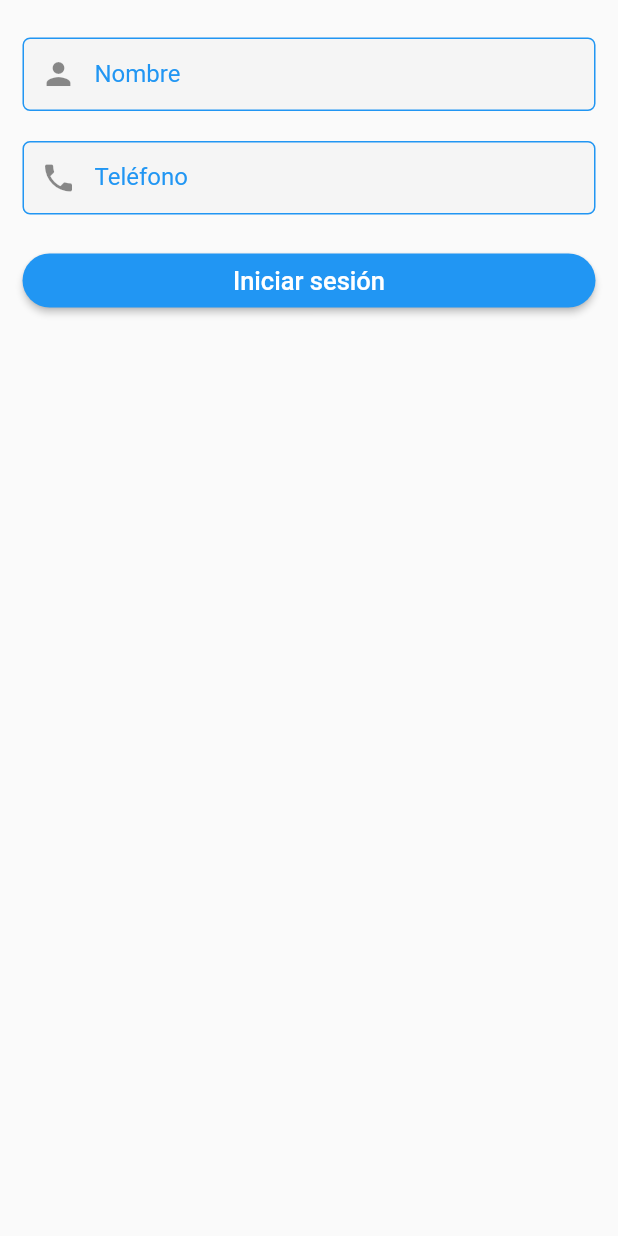
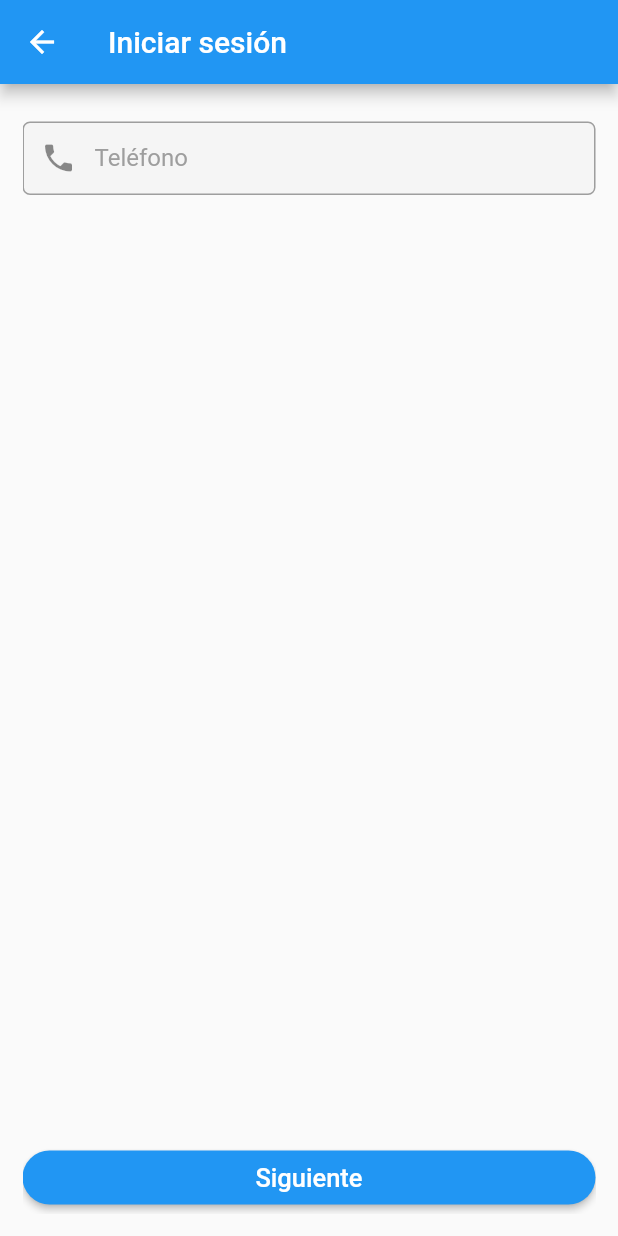
Before and after one commit to ulises214/hackathon-github-app, a Flutter app: the screen it shows after launch, after a tap on "Iniciar sesión", on a phone screen of 412 x 824 dp. Run offline on Flutter 3.47's test engine with Material 2 defaults, Android fonts, the phone set to English and light mode, and no system bars; our stand-ins replace go_router, pin_code_fields.

Commit message:
Login (#1)
* basic ui for login created

* created register form

```diff
--- a/lib/app/app.dart
+++ b/lib/app/app.dart
@@ -1,5 +1,7 @@
 import 'package:flutter/material.dart';
 import 'package:hackathon_github_app/app/core/routes/routes.dart';
+import 'package:hackathon_github_app/app/features/login/design/states/states.dart';
+import 'package:provider/provider.dart';
 
 class Root extends StatelessWidget {
   const Root({super.key});
@@ -15,12 +17,17 @@
 
   @override
   Widget build(BuildContext context) {
-    return MaterialApp.router(
-      title: 'Hackathon Github App',
-      theme: ThemeData(
-        primarySwatch: Colors.blue,
+    return MultiProvider(
+      providers: [
+        ChangeNotifierProvider(create: (context) => AuthProvider()),
+      ],
+      child: MaterialApp.router(
+        title: 'Hackathon Github App',
+        theme: ThemeData(
+          primarySwatch: Colors.blue,
+        ),
+        routerConfig: route,
       ),
-      routerConfig: route,
     );
   }
 }
--- a/lib/app/core/core_design/core_widgets/input.dart
+++ b/lib/app/core/core_design/core_widgets/input.dart
@@ -1,6 +1,6 @@
 part of 'core_widgets.dart';
 
-class Input extends StatelessWidget {
+class Input extends StatefulWidget {
   const Input({
     super.key,
     this.maxLines = 1,
@@ -24,24 +24,30 @@
   final bool? obscureText;
   final TextInputType? keyboardType;
   final String? Function(String?)? onChanged;
+
+  @override
+  State<Input> createState() => _InputState();
+}
+
+class _InputState extends State<Input> {
   @override
   Widget build(BuildContext context) {
     return TextFormField(
-      keyboardType: keyboardType,
-      controller: controller,
+      keyboardType: widget.keyboardType,
+      controller: widget.controller,
       decoration: InputDecoration(
-        hintText: hintText,
+        hintText: widget.hintText,
         fillColor: Colors.grey[100],
         filled: true,
-        labelText: label,
-        labelStyle: const TextStyle(color: Colors.blue),
+        labelText: widget.label,
+        labelStyle: const TextStyle(color: Colors.grey),
         contentPadding: const EdgeInsets.all(15),
         errorBorder: OutlineInputBorder(
           borderSide: const BorderSide(color: Colors.red),
           borderRadius: BorderRadius.circular(5),
         ),
         enabledBorder: OutlineInputBorder(
-          borderSide: const BorderSide(color: Colors.blue),
+          borderSide: const BorderSide(color: Colors.grey),
           borderRadius: BorderRadius.circular(5),
         ),
         focusedBorder: OutlineInputBorder(
@@ -52,15 +58,15 @@
           borderSide: const BorderSide(color: Colors.red),
           borderRadius: BorderRadius.circular(5),
         ),
-        suffixIcon: suffixIcon,
-        prefixIcon: prefixIcon == null
+        suffixIcon: widget.suffixIcon,
+        prefixIcon: widget.prefixIcon == null
             ? null
-            : Align(widthFactor: 1, heightFactor: 1, child: prefixIcon),
+            : Align(widthFactor: 1, heightFactor: 1, child: widget.prefixIcon),
       ),
-      validator: (String? value) => validator!(value),
-      maxLines: maxLines,
-      obscureText: obscureText!,
-      onChanged: onChanged,
+      validator: (String? value) => widget.validator!(value),
+      maxLines: widget.maxLines,
+      obscureText: widget.obscureText!,
+      onChanged: widget.onChanged,
     );
   }
 }
--- a/lib/app/core/routes/routes.dart
+++ b/lib/app/core/routes/routes.dart
@@ -11,8 +11,10 @@
       builder: (BuildContext context, state) => const InitialPage(),
     ),
     GoRoute(
-      path: '/login',
-      builder: (BuildContext context, state) => LoginPage(),
+      path: '/login/:isRegister',
+      builder: (BuildContext context, state) {
+        return LoginPage(isRegister: state.params['isRegister']! == 'true');
+      },
     ),
     GoRoute(
       path: '/home',
--- a/lib/app/features/initial/design/pages/initial_page.dart
+++ b/lib/app/features/initial/design/pages/initial_page.dart
@@ -11,7 +11,9 @@
   @override
   Widget build(BuildContext context) {
     log('InitialPage.build()');
-    return Scaffold(
+    return WillPopScope(
+      onWillPop: () async => false,
+      child: Scaffold(
         backgroundColor: Colors.white,
         body: SafeArea(
           child: Column(
@@ -19,9 +21,10 @@
             mainAxisAlignment: MainAxisAlignment.center,
             children: [
               Padding(
-              padding: const EdgeInsets.symmetric(horizontal: 20, vertical: 5),
+                padding:
+                    const EdgeInsets.symmetric(horizontal: 20, vertical: 5),
                 child: PrimaryButton(
-                onPressed: (context) => context.push('/login'),
+                  onPressed: (context) => context.push('/login/false'),
                   text: 'Iniciar sesión',
                 ),
               ),
@@ -39,7 +42,8 @@
                             color: Colors.blue,
                             decoration: TextDecoration.underline,
                           ),
-                        recognizer: TapGestureRecognizer()..onTap = () {},
+                          recognizer: TapGestureRecognizer()
+                            ..onTap = () => context.push('/login/true'),
                         ),
                       ],
                     ),
@@ -49,6 +53,7 @@
             ],
           ),
         ),
+      ),
     );
   }
 }
--- a/lib/app/features/login/design/pages/login.dart
+++ b/lib/app/features/login/design/pages/login.dart
@@ -1,44 +1,30 @@
+import 'dart:developer';
+
 import 'package:flutter/material.dart';
-import 'package:hackathon_github_app/app/core/core_design/core_widgets/core_widgets.dart';
+import 'package:hackathon_github_app/app/features/login/design/states/states.dart';
+import 'package:hackathon_github_app/app/features/login/design/widgets/widgets.dart';
+import 'package:provider/provider.dart';
 
 class LoginPage extends StatelessWidget {
-  LoginPage({super.key});
-
-  final _formKey = GlobalKey<FormState>();
+  const LoginPage({super.key, required this.isRegister});
+  final bool isRegister;
   @override
   Widget build(BuildContext context) {
+    log(isRegister.toString());
+    final authProvider = context.watch<AuthProvider>();
     return Scaffold(
+      appBar: AppBar(
+        title: Text(isRegister ? 'Registrarse' : 'Iniciar sesión'),
+      ),
       body: SafeArea(
         child: Padding(
           padding: const EdgeInsets.all(15),
-          child: Column(
+          child: PageView(
+            controller: authProvider.pageController,
+            physics: const NeverScrollableScrollPhysics(),
             children: [
-              Form(
-                key: _formKey,
-                child: Column(
-                  children: [
-                    const Padding(
-                      padding: EdgeInsets.symmetric(vertical: 10),
-                      child: Input(
-                        label: 'Nombre',
-                        prefixIcon: Icon(Icons.person),
-                      ),
-                    ),
-                    const Padding(
-                      padding: EdgeInsets.symmetric(vertical: 10),
-                      child: Input(
-                        label: 'Teléfono',
-                        prefixIcon: Icon(Icons.phone),
-                      ),
-                    ),
-                    const SizedBox(height: 10),
-                    PrimaryButton(
-                      onPressed: (context) {},
-                      text: 'Iniciar sesión',
-                    ),
-                  ],
-                ),
-              ),
+              PhoneForm(isRegister: isRegister),
+              SmsCodeValidation(isRegister: isRegister),
             ],
           ),
         ),
--- /dev/null
+++ b/lib/app/features/login/design/states/auth_provider.dart
@@ -0,0 +1,40 @@
+part of 'states.dart';
+
+class AuthProvider with ChangeNotifier {
+  final TextEditingController _phoneController = TextEditingController();
+  final TextEditingController _nameController = TextEditingController();
+
+  final PageController _pageController = PageController();
+
+  TextEditingController get phoneController => _phoneController;
+
+  TextEditingController get nameController => _nameController;
+
+  PageController get pageController => _pageController;
+
+  void jumpToNextPage() {
+    _pageController.nextPage(
+      duration: const Duration(milliseconds: 300),
+      curve: Curves.ease,
+    );
+    notifyListeners();
+  }
+
+  void authPhoneNumber() {
+    log(_phoneController.text);
+    jumpToNextPage();
+  }
+
+  void authSmsCode(BuildContext context, {bool isRegister = false}) {
+    phoneController.clear();
+    nameController.clear();
+    _pageController.jumpToPage(0);
+    isRegister ? context.push('/') : context.push('/home');
+  }
+
+  void register() {
+    log(_phoneController.text);
+    log(_nameController.text);
+    jumpToNextPage();
+  }
+}
--- /dev/null
+++ b/lib/app/features/login/design/states/states.dart
@@ -0,0 +1,6 @@
+import 'dart:developer';
+
+import 'package:flutter/material.dart';
+import 'package:go_router/go_router.dart';
+
+part 'auth_provider.dart';
--- /dev/null
+++ b/lib/app/features/login/design/widgets/phone_form.dart
@@ -0,0 +1,57 @@
+part of 'widgets.dart';
+
+class PhoneForm extends StatelessWidget {
+  PhoneForm({super.key, this.isRegister = false});
+  final bool isRegister;
+  final _formKey = GlobalKey<FormState>();
+  @override
+  Widget build(BuildContext context) {
+    return Form(
+      key: _formKey,
+      child: Column(
+        children: [
+          if (isRegister)
+            Padding(
+              padding: const EdgeInsets.symmetric(vertical: 10),
+              child: Input(
+                label: 'Nombre',
+                controller: context.watch<AuthProvider>().nameController,
+                prefixIcon: const Icon(Icons.person),
+                validator: (String? value) {
+                  if (value == null || value.isEmpty) {
+                    return 'Campo vació';
+                  }
+                  return null;
+                },
+              ),
+            ),
+          Padding(
+            padding: const EdgeInsets.symmetric(vertical: 10),
+            child: Input(
+              label: 'Teléfono',
+              controller: context.watch<AuthProvider>().phoneController,
+              prefixIcon: const Icon(Icons.phone),
+              keyboardType: TextInputType.phone,
+              validator: (String? value) {
+                if (value == null || value.isEmpty) {
+                  return 'Campo vació';
+                }
+                return null;
+              },
+            ),
+          ),
+          const Spacer(),
+          PrimaryButton(
+            onPressed: (context) {
+              if (!_formKey.currentState!.validate()) return;
+              isRegister
+                  ? context.read<AuthProvider>().authPhoneNumber()
+                  : context.read<AuthProvider>().register();
+            },
+            text: isRegister ? 'Registrarse' : 'Siguiente',
+          ),
+        ],
+      ),
+    );
+  }
+}
--- a/pubspec.yaml
+++ b/pubspec.yaml
@@ -16,6 +16,7 @@
   flutter_dotenv: ^5.0.2
   either_dart: ^0.3.0
   go_router: ^5.1.5
+  pin_code_fields: ^7.4.0
 
 dev_dependencies:
   flutter_test:
```
Also changed, not shown: lib/app/features/login/design/widgets/sms_code_validation.dart (added, +40 -0 lines), lib/app/features/login/design/widgets/widgets.dart (added, +10 -0 lines), pubspec.lock. Lines whose indentation alone changed are shown as unchanged.
